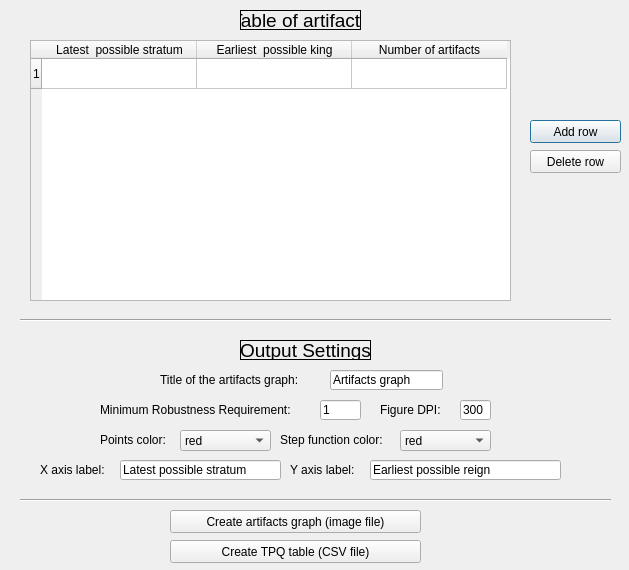
The window that TPQ-Page2.ui (Eythan31/TPQ-Composer) describes before a commit, drawn with Qt 5.
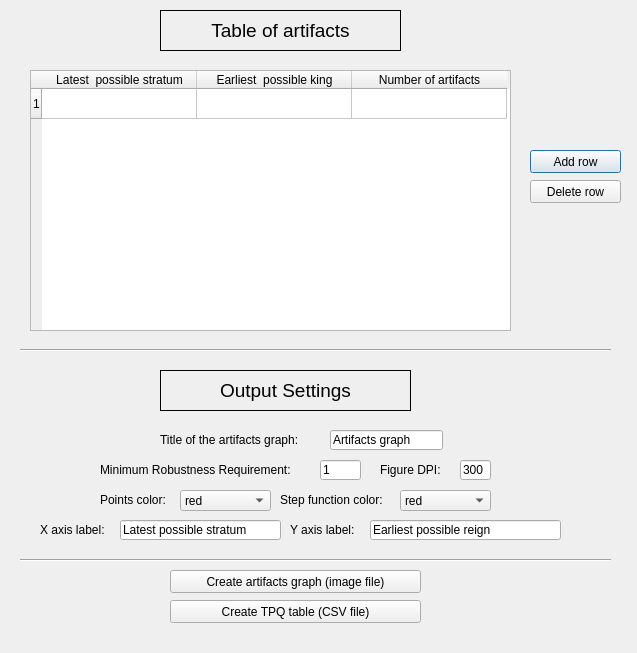
The same window after the commit.

Diff of the .ui file:
```diff
--- a/TPQ-Page2.ui
+++ b/TPQ-Page2.ui
@@ -6,18 +6,21 @@
    <rect>
     <x>0</x>
     <y>0</y>
-    <width>629</width>
-    <height>570</height>
+    <width>637</width>
+    <height>653</height>
    </rect>
   </property>
   <property name="windowTitle">
    <string>Dialog</string>
   </property>
+  <property name="sizeGripEnabled">
+   <bool>false</bool>
+  </property>
   <widget class="QLineEdit" name="graphTitleEdit">
    <property name="geometry">
     <rect>
      <x>330</x>
-     <y>370</y>
+     <y>430</y>
      <width>113</width>
      <height>20</height>
     </rect>
@@ -30,7 +33,7 @@
    <property name="geometry">
     <rect>
      <x>160</x>
-     <y>370</y>
+     <y>430</y>
      <width>161</width>
      <height>20</height>
     </rect>
@@ -43,7 +46,7 @@
    <property name="geometry">
     <rect>
      <x>30</x>
-     <y>40</y>
+     <y>70</y>
      <width>481</width>
      <height>261</height>
     </rect>
@@ -96,7 +99,7 @@
    <property name="geometry">
     <rect>
      <x>530</x>
-     <y>120</y>
+     <y>150</y>
      <width>91</width>
      <height>23</height>
     </rect>
@@ -108,10 +111,10 @@
   <widget class="QLabel" name="graphTitleLabel_2">
    <property name="geometry">
     <rect>
-     <x>240</x>
+     <x>160</x>
      <y>10</y>
-     <width>121</width>
-     <height>20</height>
+     <width>241</width>
+     <height>41</height>
     </rect>
    </property>
    <property name="font">
@@ -133,7 +136,7 @@
    <property name="geometry">
     <rect>
      <x>100</x>
-     <y>430</y>
+     <y>490</y>
      <width>81</width>
      <height>20</height>
     </rect>
@@ -146,7 +149,7 @@
    <property name="geometry">
     <rect>
      <x>280</x>
-     <y>430</y>
+     <y>490</y>
      <width>121</width>
      <height>20</height>
     </rect>
@@ -159,7 +162,7 @@
    <property name="geometry">
     <rect>
      <x>380</x>
-     <y>400</y>
+     <y>460</y>
      <width>71</width>
      <height>20</height>
     </rect>
@@ -172,7 +175,7 @@
    <property name="geometry">
     <rect>
      <x>460</x>
-     <y>400</y>
+     <y>460</y>
      <width>31</width>
      <height>20</height>
     </rect>
@@ -185,7 +188,7 @@
    <property name="geometry">
     <rect>
      <x>40</x>
-     <y>460</y>
+     <y>520</y>
      <width>71</width>
      <height>20</height>
     </rect>
@@ -198,7 +201,7 @@
    <property name="geometry">
     <rect>
      <x>120</x>
-     <y>460</y>
+     <y>520</y>
      <width>161</width>
      <height>20</height>
     </rect>
@@ -211,7 +214,7 @@
    <property name="geometry">
     <rect>
      <x>290</x>
-     <y>460</y>
+     <y>520</y>
      <width>71</width>
      <height>20</height>
     </rect>
@@ -224,7 +227,7 @@
    <property name="geometry">
     <rect>
      <x>370</x>
-     <y>460</y>
+     <y>520</y>
      <width>191</width>
      <height>20</height>
     </rect>
@@ -237,7 +240,7 @@
    <property name="geometry">
     <rect>
      <x>170</x>
-     <y>540</y>
+     <y>600</y>
      <width>251</width>
      <height>23</height>
     </rect>
@@ -250,7 +253,7 @@
    <property name="geometry">
     <rect>
      <x>170</x>
-     <y>510</y>
+     <y>570</y>
      <width>251</width>
      <height>23</height>
     </rect>
@@ -263,7 +266,7 @@
    <property name="geometry">
     <rect>
      <x>530</x>
-     <y>150</y>
+     <y>180</y>
      <width>91</width>
      <height>23</height>
     </rect>
@@ -276,7 +279,7 @@
    <property name="geometry">
     <rect>
      <x>100</x>
-     <y>400</y>
+     <y>460</y>
      <width>221</width>
      <height>20</height>
     </rect>
@@ -289,7 +292,7 @@
    <property name="geometry">
     <rect>
      <x>320</x>
-     <y>400</y>
+     <y>460</y>
      <width>41</width>
      <height>20</height>
     </rect>
@@ -302,7 +305,7 @@
    <property name="geometry">
     <rect>
      <x>20</x>
-     <y>310</y>
+     <y>340</y>
      <width>591</width>
      <height>21</height>
     </rect>
@@ -314,10 +317,10 @@
   <widget class="QLabel" name="graphTitleLabel_11">
    <property name="geometry">
     <rect>
-     <x>240</x>
-     <y>340</y>
-     <width>131</width>
-     <height>20</height>
+     <x>160</x>
+     <y>370</y>
+     <width>251</width>
+     <height>41</height>
     </rect>
    </property>
    <property name="font">
@@ -339,7 +342,7 @@
    <property name="geometry">
     <rect>
      <x>180</x>
-     <y>430</y>
+     <y>490</y>
      <width>91</width>
      <height>21</height>
     </rect>
@@ -405,7 +408,7 @@
    <property name="geometry">
     <rect>
      <x>400</x>
-     <y>430</y>
+     <y>490</y>
      <width>91</width>
      <height>21</height>
     </rect>
@@ -471,7 +474,7 @@
    <property name="geometry">
     <rect>
      <x>20</x>
-     <y>490</y>
+     <y>550</y>
      <width>591</width>
      <height>21</height>
     </rect>
```
